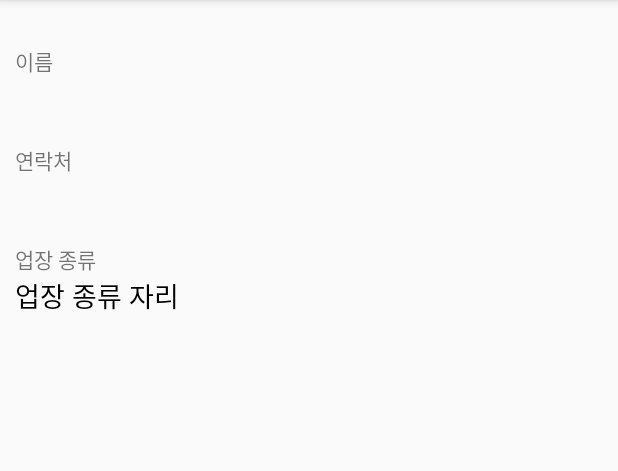
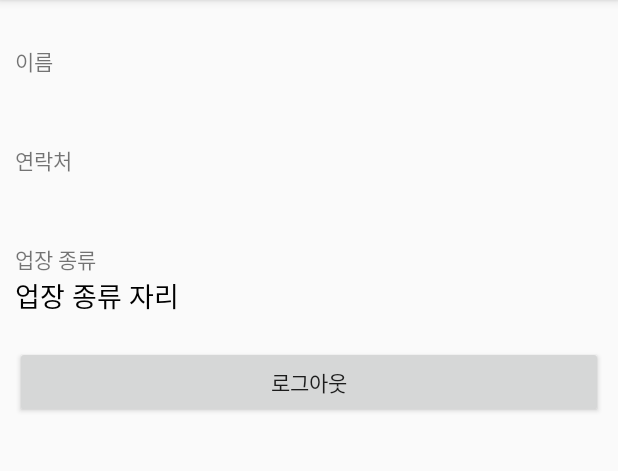
Before and after one commit to RobertHan96/APIPractice2_20200428, an Android app: the MyPageActivity screen opened directly, with no data from a screen before it, on a phone screen of 412 x 824 dp, the part 84-555 px from its top. Run offline under Robolectric (Android 15) with nearby library versions, the phone set to English and light mode, and no system bars.

Commit message:
로그아웃 처리 구현 - 저장된 퇴근 리셋 - 최종 로그아웃 여부는 AlertDialog 활용

```diff
--- a/app/src/main/res/layout/activity_my_page.xml
+++ b/app/src/main/res/layout/activity_my_page.xml
@@ -47,4 +47,10 @@
         android:textColor="#000000"
         android:text="업장 종류 자리"/>
 
+    <Button
+        android:layout_marginTop="20dp"
+        android:id="@+id/logoutBtn"
+        android:layout_width="match_parent"
+        android:layout_height="wrap_content"
+        android:text="로그아웃"/>
 </LinearLayout>
```
Also changed, not shown: app/src/main/java/com/nexon/apipractice2_20200428/MyPageActivity.kt (+17 -0 lines).
